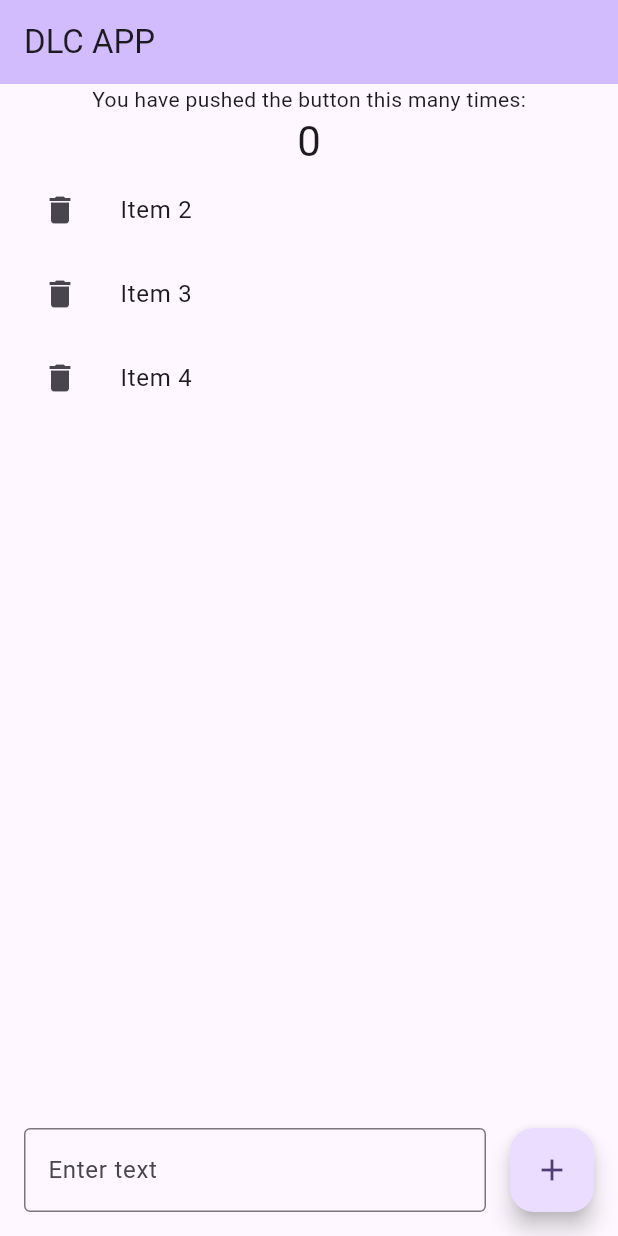
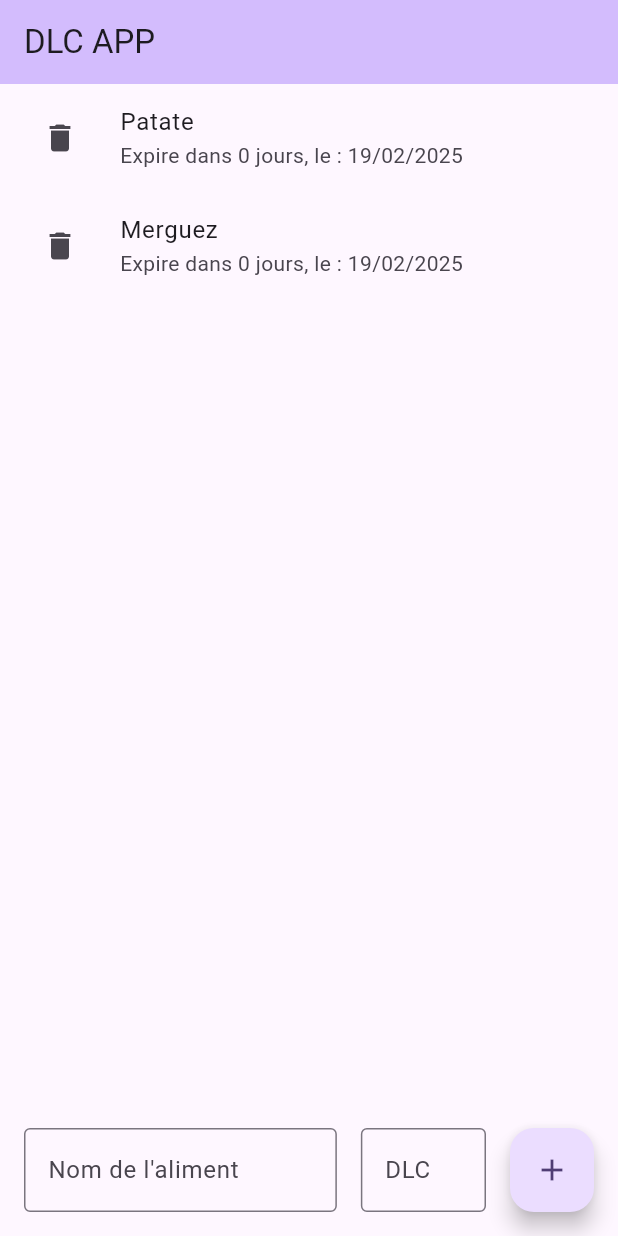
Before and after one commit to SwiteLite/DLC_app, a Flutter app: the screen it shows after launch, after a tap on the "delete" icon, after a tap on the "add" icon, on a phone screen of 412 x 824 dp. Run offline on Flutter 3.47's test engine with Material 3 defaults, Android fonts, the phone set to English and light mode, and no system bars.

Commit message:
Ajout de la classe "Food" avec sélection de la date

```diff
--- /dev/null
+++ b/lib/food.dart
@@ -0,0 +1,13 @@
+
+class Food {
+  String name;
+  DateTime expirationDate;
+  DateTime dateAdded = DateTime.now();
+
+  Food({
+    required this.name,
+    required this.expirationDate,
+    required this.dateAdded,
+  });
+
+}
--- a/lib/main.dart
+++ b/lib/main.dart
@@ -1,4 +1,7 @@
+import 'package:app_flutter/food.dart';
 import 'package:flutter/material.dart';
+import 'package:flutter_localizations/flutter_localizations.dart';
+import 'package:intl/intl.dart';
 
 void main() {
   runApp(const MyApp());
@@ -13,24 +16,19 @@ class MyApp extends StatelessWidget {
     return MaterialApp(
       title: 'DLD APP',
       theme: ThemeData(
-        // This is the theme of your application.
-        //
-        // TRY THIS: Try running your application with "flutter run". You'll see
-        // the application has a purple toolbar. Then, without quitting the app,
-        // try changing the seedColor in the colorScheme below to Colors.green
-        // and then invoke "hot reload" (save your changes or press the "hot
-        // reload" button in a Flutter-supported IDE, or press "r" if you used
-        // the command line to start the app).
-        //
-        // Notice that the counter didn't reset back to zero; the application
-        // state is not lost during the reload. To reset the state, use hot
-        // restart instead.
-        //
-        // This works for code too, not just values: Most code changes can be
-        // tested with just a hot reload.
         colorScheme: ColorScheme.fromSeed(seedColor: Colors.deepPurple),
         useMaterial3: true,
       ),
+       localizationsDelegates: [
+        GlobalMaterialLocalizations.delegate,
+        GlobalWidgetsLocalizations.delegate,
+        GlobalCupertinoLocalizations.delegate,
+      ],
+      supportedLocales: [
+        const Locale('fr', ''), // Français
+      ],
+
+
       home: const MyHomePage(title: 'DLC APP'),
     );
   }
@@ -58,37 +56,49 @@ class MyHomePage extends StatefulWidget {
 class _MyHomePageState extends State<MyHomePage> {
   int _counter = 0;
 
-  final List<String> _items = ['Item 1', 'Item 2', 'Item 3', 'Item 4'];
+  final List<Food> foodsList = [
+    Food(name: 'Poulet', expirationDate: DateTime.now(), dateAdded: DateTime.now().add(Duration(days: 7))),
+    Food(name: 'Patate', expirationDate: DateTime.now(), dateAdded: DateTime.now().add(Duration(days: 3))),
+    Food(name: 'Merguez', expirationDate: DateTime.now(), dateAdded: DateTime.now().add(Duration(days: 5))),
+  ];
+
   final TextEditingController _textController = TextEditingController();
+  final TextEditingController _dateController = TextEditingController();
 
-  void _incrementCounter() {
-    setState(() {
-      // This call to setState tells the Flutter framework that something has
-      // changed in this State, which causes it to rerun the build method below
-      // so that the display can reflect the updated values. If we changed
-      // _counter without calling setState(), then the build method would not be
-      // called again, and so nothing would appear to happen.
-      _counter++;
-    });
+  Future<void> _selectDate(BuildContext context) async {
+    final DateTime? picked = await showDatePicker(
+      context: context,
+      initialDate: DateTime.now(),
+      firstDate: DateTime(2000),
+      lastDate: DateTime(2101),
+    );
+    if (picked != null && picked != DateTime.now()) {
+      setState(() {
+        _dateController.text = DateFormat('dd/MM/yyyy').format(picked);
+      });
+    }
   }
 
-  void _addItem( ){
+  void _addFood(){
     setState(() {
       String newItem = _textController.text;
-      if (newItem.isNotEmpty) {
+      String dateText = _dateController.text;
+      if (newItem.isNotEmpty && dateText.isNotEmpty) {
         // Ajoutez le texte à la liste
-        _items.add(newItem);
+        DateTime expirationDate = DateFormat('dd/MM/yyyy').parse(dateText);
+        foodsList.add(Food(name: newItem, expirationDate: expirationDate, dateAdded: DateTime.now()));
         // Réinitialisez le champ de texte
         _textController.clear();
+        _dateController.clear();
       }
     });
 
     FocusScope.of(context).unfocus();
   }
 
-   void _removeItem(int index) {
+   void _removeFood(int index) {
     setState(() {
-      _items.removeAt(index);
+      foodsList.removeAt(index);
     });
   }
 
@@ -112,41 +122,22 @@ class _MyHomePageState extends State<MyHomePage> {
         title: Text(widget.title),
       ),
       body: Center(
-        // Center is a layout widget. It takes a single child and positions it
-        // in the middle of the parent.
         child: Column(
-          // Column is also a layout widget. It takes a list of children and
-          // arranges them vertically. By default, it sizes itself to fit its
-          // children horizontally, and tries to be as tall as its parent.
-          //
-          // Column has various properties to control how it sizes itself and
-          // how it positions its children. Here we use mainAxisAlignment to
-          // center the children vertically; the main axis here is the vertical
-          // axis because Columns are vertical (the cross axis would be
-          // horizontal).
-          //
-          // TRY THIS: Invoke "debug painting" (choose the "Toggle Debug Paint"
-          // action in the IDE, or press "p" in the console), to see the
-          // wireframe for each widget.
           mainAxisAlignment: MainAxisAlignment.center,
           children: <Widget>[
-            const Text(
-              'You have pushed the button this many times:',
-            ),
-            Text(
-              '$_counter',
-              style: Theme.of(context).textTheme.headlineMedium,
-            ),
+
+
             Expanded(
               child: ListView.builder(
-                itemCount: _items.length,
+                itemCount: foodsList.length,
                 itemBuilder: (context, index) {
                   return ListTile(
-                    title: Text(_items[index]),
+                    title: Text(foodsList[index].name),
+                    subtitle: Text('Expire dans ${foodsList[index].expirationDate.difference(DateTime.now()).inDays} jours, le : ${DateFormat('dd/MM/yyyy').format(foodsList[index].expirationDate)}'),
                     leading: IconButton(
                       icon: Icon(Icons.delete),
                       onPressed: (){
-                        _removeItem(index);
+                        _removeFood(index);
                         print('Suppression de l\'élément à l\'index $index');
                       },
                     ),
@@ -159,17 +150,31 @@ class _MyHomePageState extends State<MyHomePage> {
               child: Row(
                 children: [
                   Expanded(
+                    flex: 5,
                     child: TextField(
                       controller: _textController,
                       decoration: InputDecoration(
-                        hintText: 'Enter text',
+                        hintText: 'Nom de l\'aliment',
                         border: OutlineInputBorder(),
                       ),
                     ),
                   ),
+                  SizedBox(width: 16.0),
+                  Expanded(
+                    flex: 2,
+                    child: TextField(
+                      controller: _dateController,
+                      decoration: InputDecoration(
+                        hintText: 'DLC',
+                        border: OutlineInputBorder(),
+                      ),
+                      readOnly: true,
+                      onTap: () => _selectDate(context),
+                    ),
+                  ),
                   SizedBox(width: 16.0), // Espace entre le texte et le bouton
                   FloatingActionButton(
-                    onPressed: _addItem,
+                    onPressed: _addFood,
                     tooltip: 'Add',
                     child: const Icon(Icons.add),
                   ),
@@ -186,6 +191,7 @@ class _MyHomePageState extends State<MyHomePage> {
   void dispose() {
     // Nettoyez le contrôleur lorsque le widget est détruit
     _textController.dispose();
+    _dateController.dispose();
     super.dispose();
   }
 }
--- a/pubspec.yaml
+++ b/pubspec.yaml
@@ -28,13 +28,16 @@ environment:
 # the latest version available on pub.dev. To see which dependencies have newer
 # versions available, run `flutter pub outdated`.
 dependencies:
+
+  flutter_localization: ^0.3.1
   flutter:
     sdk: flutter
+
 
   # The following adds the Cupertino Icons font to your application.
   # Use with the CupertinoIcons class for iOS style icons.
   cupertino_icons: ^1.0.8
-
+  intl: ^0.19.0
 dev_dependencies:
   flutter_test:
     sdk: flutter
```
Also changed, not shown: pubspec.lock.
